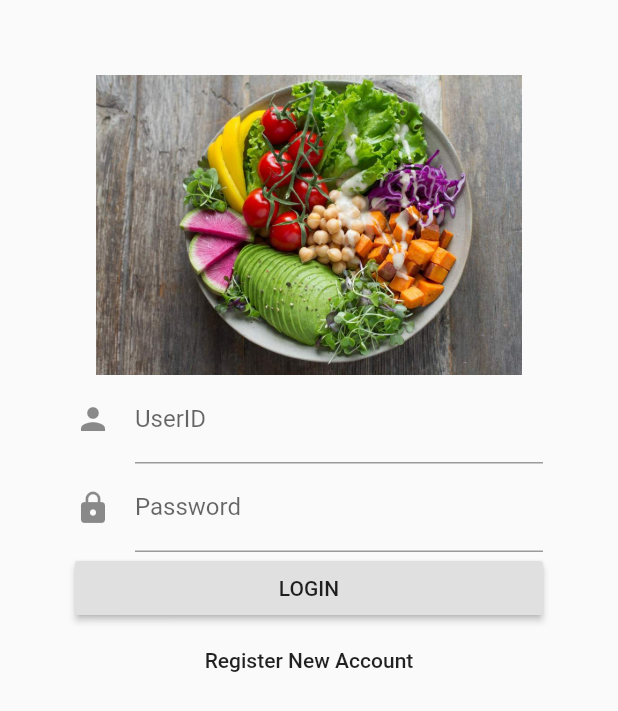
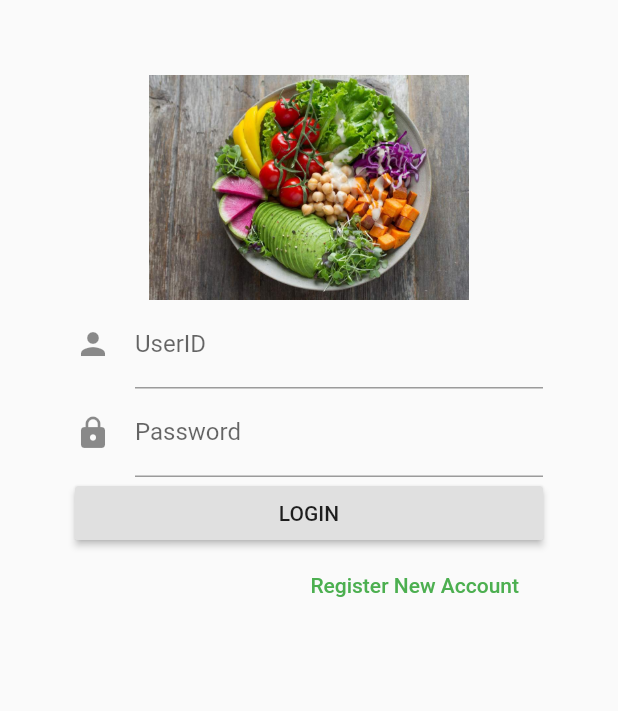
Before and after one commit to naive555/flutter_assignment, a Flutter app: the screen it shows after launch, on a phone screen of 412 x 824 dp. Shown: the top 711 px of the screen. Run offline on Flutter 3.47's test engine with Material 2 defaults, Android fonts, the phone set to English and light mode, and no system bars.

Commit message:
Change color of tabbar and change align of flatbutton.

```diff
--- a/lib/ui/loginScreen.dart
+++ b/lib/ui/loginScreen.dart
@@ -24,7 +24,7 @@ class MyCustomFormState extends State<MyCustomForm> {
           children: <Widget>[
             Image.asset(
               "resources/healthy.jpg",
-              height: 200,
+              height: 150,
             ),
             TextFormField(
               controller: emailController,
@@ -59,7 +59,11 @@ class MyCustomFormState extends State<MyCustomForm> {
               },
             ),
             FlatButton(
-              child: Text("Register New Account"),
+              child: Align(
+                alignment: Alignment.bottomRight,
+                child: Text("Register New Account", style: TextStyle(color: Colors.green)),
+              ),
+              // child: Text("Register New Account", style: TextStyle(color: Colors.green)),
               onPressed: (){
                 Navigator.push(context, MaterialPageRoute(
                     builder: (context) => RegisterScreen()));
```
Also changed, not shown: lib/main_tab_screen.dart (+13 -3 lines).
